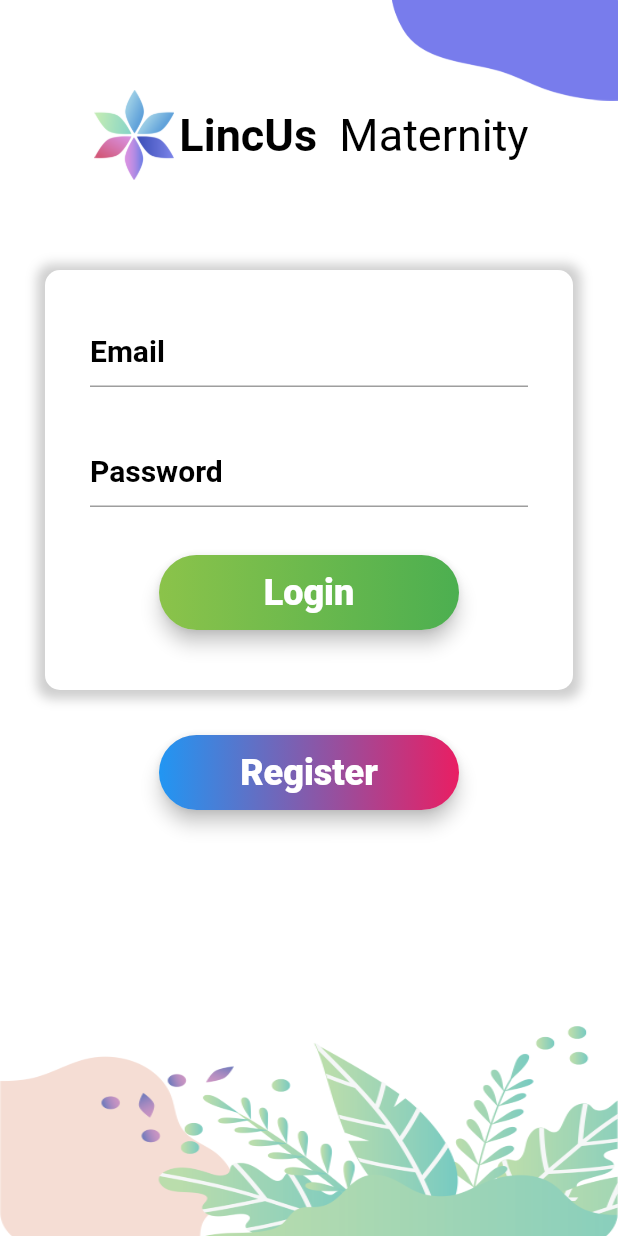
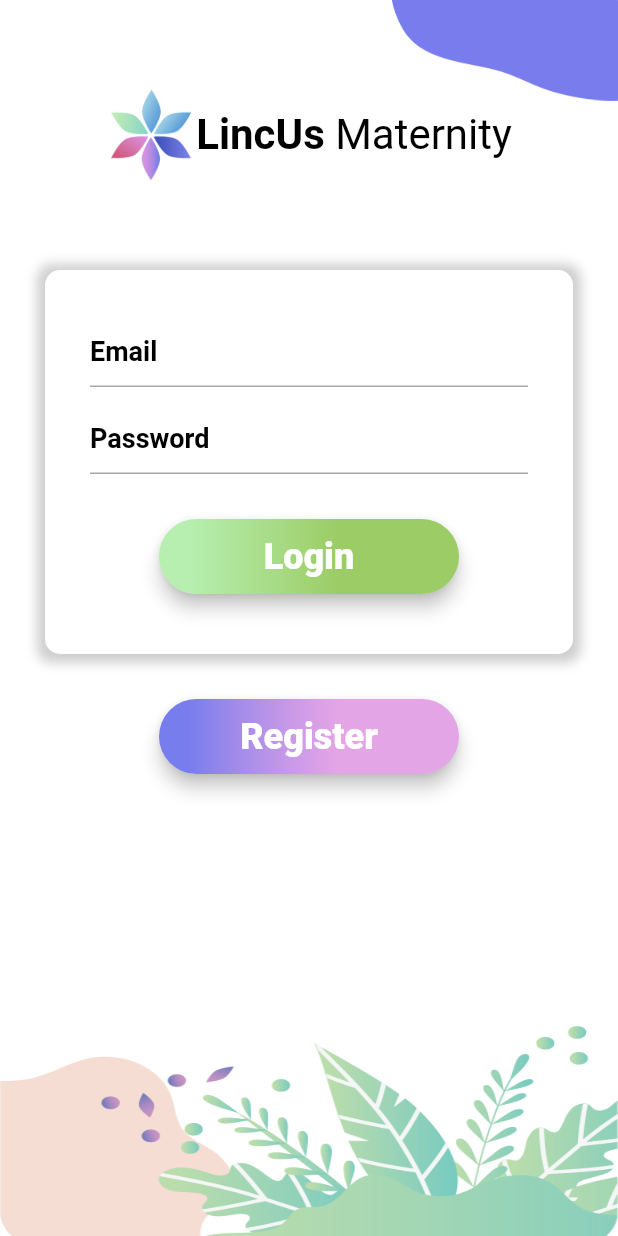
Before and after one commit to Sarthak261995/LincusMaternityFlutter, a Flutter app: the screen it shows after launch, on a phone screen of 412 x 824 dp. Run offline on Flutter 3.47's test engine with Material 2 defaults, Android fonts, the light colour scheme and no system bars; our stand-ins replace flutter_mobx, flutter_svg, get_it, mobx, shared_preferences; generated files the repository leaves out were written again; project files that could hold a hidden picture were left out.

Commit message:
style login page

```diff
--- a/lib/main.dart
+++ b/lib/main.dart
@@ -9,7 +9,9 @@
     WidgetsFlutterBinding.ensureInitialized();
     var sharedPreferences = await SharedPreferences.getInstance();
     SystemChrome.setSystemUIOverlayStyle(SystemUiOverlayStyle(
-      statusBarColor: Colors.transparent, // transparent status bar
+      statusBarColor: Colors.transparent,
+      statusBarBrightness: Brightness.dark,
+      statusBarIconBrightness: Brightness.dark// transparent status bar
     ));
     setupServiceLocator(sharedPreferences);
     runApp(App());
--- a/lib/ui/pages/authentication/loginpage.dart
+++ b/lib/ui/pages/authentication/loginpage.dart
@@ -4,12 +4,13 @@
 import 'package:lincus_maternity/services/service_locator.dart';
 import 'package:lincus_maternity/stores/authentication/login_store.dart';
 import 'package:lincus_maternity/stores/locator.dart';
+import 'package:lincus_maternity/ui/themes/styles.dart';
 import 'package:mobx/mobx.dart';
 import '../base_page.dart';
 
 class LoginPage extends BasePage {
+  final String title;
 
-  final String title;
   LoginPage({String this.title});
 
   @override
@@ -19,6 +20,7 @@
 class _LoginPageState extends BasePageState<LoginPage> {
   LoginStore model = AppLocator.login_store;
   GlobalKey<ScaffoldState> _scaffoldKey = new GlobalKey<ScaffoldState>();
+
   @override
   void initState() {
     super.initState();
@@ -28,7 +30,7 @@
   final List<ReactionDisposer> _disposers = [];
 
   @override
-  void dispose(){
+  void dispose() {
     _disposers.forEach((disposer) => disposer());
     super.dispose();
   }
@@ -36,20 +38,16 @@
   @override
   void didChangeDependencies() {
     super.didChangeDependencies();
-    _disposers.add(
-      reaction(
+    _disposers.add(reaction(
       (_) => model.showError,
-            (_)
-            {
-              if(model.showError == true)
-              {
-                  showSnackBar(text:model.errorText,scaffoldKey: _scaffoldKey);
+      (_) {
+        if (model.showError == true) {
+          showSnackBar(text: model.errorText, scaffoldKey: _scaffoldKey);
           _showMyDialog();
           model.resetShowError();
         }
       },
-      )
-    );
+    ));
   }
 
   Future<void> _showMyDialog() async {
@@ -85,126 +83,65 @@
       },
     );
   }
-  @override
-  Widget build(BuildContext context) {
-    super.currentContext = context;
-    return Scaffold(
-      resizeToAvoidBottomInset: false,
-      key: _scaffoldKey,
-      body:  GestureDetector(
-        onTap: (){
-          FocusScope.of(context).unfocus();
-        },child: Container(
-        width: double.infinity,
-        height: double.infinity,
-        color: Colors.white ,
-        child: Stack(
-          children: <Widget>[
-            Positioned(
-              top: -13,
-              right: -13,
-              child: Image.asset('assets/images/image1.png',height: 80,width: MediaQuery.of(context).size.width * 0.4, fit: BoxFit.fill,),
-            ),
-            Positioned(
-              bottom: -10,
-              child: Image.asset('assets/images/footer.png',height: 150,width: MediaQuery.of(context).size.width, fit: BoxFit.fill,),
-            ),
-            Padding(
-              padding: const EdgeInsets.only(left: 30,top: 60,right: 30),
-              child: Column(
-                children: <Widget>[
-                  Row(
-                    mainAxisAlignment: MainAxisAlignment.center ,
-                    children: <Widget>[
-                      Image.asset('assets/images/image8.png', fit: BoxFit.contain, height: 60, width: 60 ),
-                      RichText(
-                          text:TextSpan(text: 'LincUs',style: TextStyle(
-                            color: Colors.black,
-                            fontSize: 30.0,
-                            fontWeight: FontWeight.bold,
-                          ),
-                              children: <TextSpan>[
-                                TextSpan(text: '  Maternity', style: TextStyle(color: Colors.black, fontSize: 30.0, fontWeight: FontWeight.normal))
-                              ]
-                          )
-                      )
-                    ],
-                  ),
-                  Container(
-                    alignment: Alignment.topCenter,
-                    margin: EdgeInsets.only(top: 60),
-                    padding: EdgeInsets.all(30.0),
-                    decoration: BoxDecoration(shape: BoxShape.rectangle, color: Colors.white,borderRadius: BorderRadius.circular(10.0),boxShadow: [
-                      BoxShadow(
-                          color: Colors.grey.withOpacity(0.5),
-                          offset: Offset(0.0, 1.0), //(x,y)
-                          blurRadius: 6.0,
-                          spreadRadius: 5
-                      ),
-                    ]),
-                    child: Column(
-                      children: <Widget>[
-                        Observer(
+
+  Widget _buildEmailField() {
+    return Observer(
         builder: (_) => TextField(
-                              style: TextStyle(fontSize: 20,color: Colors.black,fontWeight: FontWeight.w600),
+              style: defaultTextFieldTextStyle,
               //onChanged: (value) => store.name = value,
               decoration: InputDecoration(
                 hintText: 'Email',
-                                  floatingLabelBehavior: FloatingLabelBehavior.never  ,
-                                  hintStyle: TextStyle(fontSize: 20,color: Colors.black,fontWeight: FontWeight.w600),
-                                  labelStyle:TextStyle(fontSize: 20,color: Colors.black,fontWeight: FontWeight.w600),
-                                  prefixStyle: TextStyle(fontSize: 20,color: Colors.black,fontWeight: FontWeight.w600),
-                                  errorText: '',
-                                  disabledBorder: UnderlineInputBorder(borderSide: BorderSide(color: Colors.grey.withOpacity(0.9))),
-                                  enabledBorder: UnderlineInputBorder(borderSide: BorderSide(color: Colors.grey.withOpacity(0.9))),
-                                  focusedBorder: UnderlineInputBorder(
-                                    borderSide: BorderSide(color: Colors.grey),
+                floatingLabelBehavior: FloatingLabelBehavior.never,
+                hintStyle: defaultTextFieldTextStyle,
+                labelStyle: defaultTextFieldTextStyle,
+                prefixStyle: defaultTextFieldTextStyle,
+                errorStyle: defaultErrorTextStyle,
+                errorText: null,
+                disabledBorder: defaultTextFieldUnderlineBorder,
+                enabledBorder: defaultTextFieldUnderlineBorder,
+                focusedBorder: defaultTextFieldUnderlineBorder,
+                errorBorder: defaultErrorTextFieldUnderlineBorder,
               ),
-                                  errorBorder: UnderlineInputBorder(
-                                      borderSide: BorderSide(color: Colors.grey)
-                                  )
-                              ),
-                            )
-                        ),
-                        SizedBox(height: 10.0),
-                        Observer(
+            ));
+  }
+
+  Widget _buildPasswordField() {
+    return Observer(
         builder: (_) => TextField(
-                              style: TextStyle(fontSize: 20,color: Colors.black,fontWeight: FontWeight.w600),
+            style: defaultTextFieldTextStyle,
             //onChanged: (value) => store.name = value,
             decoration: InputDecoration(
               hintText: 'Password',
-                                  floatingLabelBehavior: FloatingLabelBehavior.never  ,
-                                  hintStyle: TextStyle(fontSize: 20,color: Colors.black,fontWeight: FontWeight.w600),
-                                  labelStyle:TextStyle(fontSize: 20,color: Colors.black,fontWeight: FontWeight.w600),
-                                  prefixStyle: TextStyle(fontSize: 20,color: Colors.black,fontWeight: FontWeight.w600),
-                                  errorText: '',
-                                  disabledBorder: UnderlineInputBorder(borderSide: BorderSide(color: Colors.grey.withOpacity(0.9))),
-                                  enabledBorder: UnderlineInputBorder(borderSide: BorderSide(color: Colors.grey.withOpacity(0.9))),
-                                  focusedBorder: UnderlineInputBorder(
-                                    borderSide: BorderSide(color: Colors.grey),
-                                  ),
-                                  errorBorder: UnderlineInputBorder(
-                                      borderSide: BorderSide(color: Colors.grey)
-                                  )
-                              ),
-                            )
-                        ),
-                        SizedBox(height: 10),
-                        Container(
+              floatingLabelBehavior: FloatingLabelBehavior.never,
+              hintStyle: defaultTextFieldTextStyle,
+              labelStyle: defaultTextFieldTextStyle,
+              prefixStyle: defaultTextFieldTextStyle,
+              errorStyle: defaultErrorTextStyle,
+              errorText: null,
+              disabledBorder: defaultTextFieldUnderlineBorder,
+              enabledBorder: defaultTextFieldUnderlineBorder,
+              focusedBorder: defaultTextFieldUnderlineBorder,
+              errorBorder: defaultErrorTextFieldUnderlineBorder,
+            )));
+  }
+
+  Widget _buildLoginButton() {
+    return Container(
       height: 50.0,
       child: RaisedButton(
         elevation: 5,
         onPressed: () {},
-                            shape: RoundedRectangleBorder(borderRadius: BorderRadius.circular(80.0)),
+        shape:
+            RoundedRectangleBorder(borderRadius: BorderRadius.circular(80.0)),
         padding: EdgeInsets.all(0.0),
         child: Ink(
           decoration: BoxDecoration(
-                                  gradient: LinearGradient(colors: [Colors.lightGreen, Colors.green],
+              gradient: LinearGradient(
+                  colors: [Color(0XFFB6EFB0), Colors.lightGreen[400]],
                   begin: Alignment.centerLeft,
                   end: Alignment.centerRight,
-                                  ),
-                                  borderRadius: BorderRadius.circular(30.0)
-                              ),
+                  stops: [0.1, 0.6]),
+              borderRadius: BorderRadius.circular(30.0)),
           child: Container(
             constraints: BoxConstraints(maxWidth: 200.0, minHeight: 50.0),
             alignment: Alignment.center,
@@ -213,34 +150,35 @@
               textAlign: TextAlign.center,
               style: TextStyle(
                   color: Colors.white,
-                                      fontSize: 24,
-                                      fontWeight: FontWeight.w800
+                  fontSize: fontSize24,
+                  fontWeight: FontWeight.w800),
             ),
           ),
         ),
       ),
-                          ),
-                        ),
-                        SizedBox(height: 10.0),
-                      ],
-                    ),
-                  ),
-                  SizedBox(height: 30),
-                  Container(
+    );
+  }
+
+  Widget _buildRegisterButton() {
+    return Container(
       height: 50.0,
       child: RaisedButton(
         onPressed: () {},
         elevation: 5,
-                      shape: RoundedRectangleBorder(borderRadius: BorderRadius.circular(80.0)),
+        shape:
+            RoundedRectangleBorder(borderRadius: BorderRadius.circular(80.0)),
         padding: EdgeInsets.all(0.0),
         child: Ink(
           decoration: BoxDecoration(
-                            gradient: LinearGradient(colors: [Colors.blue, Colors.pink],
+              gradient: LinearGradient(
+                  colors: [
+                    Color(0XFF787DED),
+                    Color(0XFFE68CE8).withOpacity(0.7)
+                  ],
                   begin: Alignment.centerLeft,
                   end: Alignment.centerRight,
-                            ),
-                            borderRadius: BorderRadius.circular(30.0)
-                        ),
+                  stops: [0.1, 0.6]),
+              borderRadius: BorderRadius.circular(30.0)),
           child: Container(
             constraints: BoxConstraints(maxWidth: 200.0, minHeight: 50.0),
             alignment: Alignment.center,
@@ -249,21 +187,115 @@
               textAlign: TextAlign.center,
               style: TextStyle(
                   color: Colors.white,
-                                fontSize: 24,
-                                fontWeight: FontWeight.w800
+                  fontSize: fontSize24,
+                  fontWeight: FontWeight.w800),
             ),
           ),
         ),
       ),
+    );
+  }
+
+  Widget _buildLoginFrame() {
+    return Container(
+      alignment: Alignment.topCenter,
+      margin: EdgeInsets.only(top: 60),
+      padding: EdgeInsets.all(30.0),
+      decoration: BoxDecoration(
+          shape: BoxShape.rectangle,
+          color: Colors.white,
+          borderRadius: BorderRadius.circular(10.0),
+          boxShadow: [
+            BoxShadow(
+                color: Colors.grey.withOpacity(0.5),
+                offset: Offset(0.0, 1.0), //(x,y)
+                blurRadius: 6.0,
+                spreadRadius: 5),
+          ]),
+      child: Column(
+        children: <Widget>[
+          _buildEmailField(),
+          SizedBox(height: 10.0),
+          _buildPasswordField(),
+          SizedBox(height: 30.0),
+          _buildLoginButton(),
+          SizedBox(height: 10.0),
+        ],
       ),
-                  )
+    );
+  }
+
+  @override
+  Widget build(BuildContext context) {
+    super.currentContext = context;
+    return Scaffold(
+        resizeToAvoidBottomInset: false,
+        key: _scaffoldKey,
+        body: GestureDetector(
+          onTap: () {
+            FocusScope.of(context).unfocus();
+          },
+          child: Container(
+            width: double.infinity,
+            height: double.infinity,
+            color: Colors.white,
+            child: Stack(
+              children: <Widget>[
+                Positioned(
+                  top: -13,
+                  right: -13,
+                  child: Image.asset(
+                    'assets/images/image1.png',
+                    height: 80,
+                    width: MediaQuery.of(context).size.width * 0.4,
+                    fit: BoxFit.fill,
+                  ),
+                ),
+                Positioned(
+                  bottom: -10,
+                  child: Image.asset(
+                    'assets/images/footer.png',
+                    height: 150,
+                    width: MediaQuery.of(context).size.width,
+                    fit: BoxFit.fill,
+                  ),
+                ),
+                Padding(
+                  padding: const EdgeInsets.only(left: 30, top: 60, right: 30),
+                  child: Column(
+                    children: <Widget>[
+                      Row(
+                        mainAxisAlignment: MainAxisAlignment.center,
+                        children: <Widget>[
+                          Image.asset('assets/images/image8.png',
+                              fit: BoxFit.contain, height: 60, width: 60),
+                          RichText(
+                              text: TextSpan(
+                                  text: 'LincUs',
+                                  style: TextStyle(
+                                    color: Colors.black,
+                                    fontSize: fontSize28,
+                                    fontWeight: FontWeight.bold,
+                                  ),
+                                  children: <TextSpan>[
+                                TextSpan(
+                                    text: ' Maternity',
+                                    style: TextStyle(
+                                        color: Colors.black,
+                                        fontSize: fontSize28,
+                                        fontWeight: FontWeight.normal))
+                              ]))
+                        ],
+                      ),
+                      _buildLoginFrame(),
+                      SizedBox(height: 30),
+                      _buildRegisterButton()
                     ],
                   ),
                 )
               ],
             ),
           ),
-      )
-    );
+        ));
   }
 }
--- a/lib/ui/themes/styles.dart
+++ b/lib/ui/themes/styles.dart
@@ -486,3 +486,35 @@
     borderRadius: BorderRadius.all(Radius.circular(0.0)),
   )),
 );
+
+double fontSizeExtraSmall = 9;
+double fontSizeSmall = 12;
+double fontSize13 = 13;
+double fontSizeMedium = 14;
+double fontSizeLarge = 16;
+double fontSize17 = 17;
+double fontSizeExtraLarge = 18;
+double fontSize22 = 22;
+double fontSize24 = 24;
+double fontSize28 = 28;
+double fontSizeHeading = 36;
+double fontSizeIcon = 54;
+double fontSize64 = 64;
+
+var defaultTextFieldUnderlineBorder = UnderlineInputBorder(
+    borderSide:
+    BorderSide(color: Colors.grey.withOpacity(0.9)));
+
+var defaultErrorTextFieldUnderlineBorder = UnderlineInputBorder(
+    borderSide:
+    BorderSide(color: Colors.red));
+
+var defaultErrorTextStyle = TextStyle(
+    fontSize: fontSizeLarge,
+    color: Colors.red,
+    fontWeight: FontWeight.normal);
+
+var defaultTextFieldTextStyle = TextStyle(
+    fontSize: fontSizeExtraLarge,
+    color: Colors.black,
+    fontWeight: FontWeight.w600);
```
Also changed, not shown: 1 other file. Lines whose indentation alone changed are shown as unchanged.
